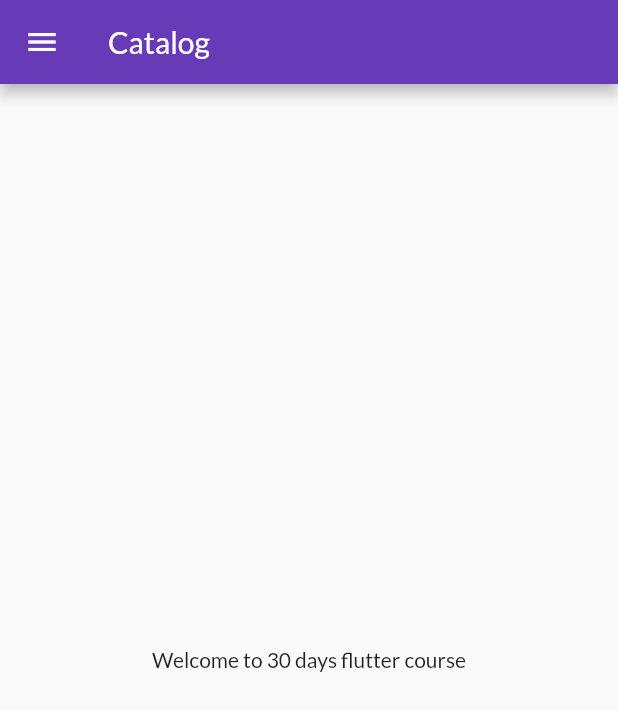
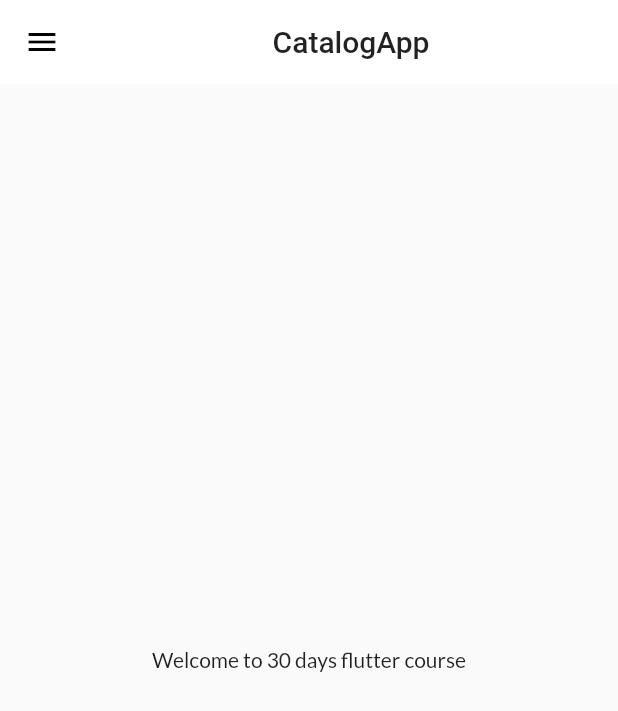
Before and after one commit to anilghimire133/catalog, a Flutter app: the screen it shows after launch, on a phone screen of 412 x 824 dp. Shown: the top 711 px of the screen. Run offline on Flutter 3.47's test engine with Material 2 defaults, Android fonts, the phone set to English and light mode, and no system bars; our stand-ins replace google_fonts.

Commit message:
theme extrated

```diff
--- a/lib/main.dart
+++ b/lib/main.dart
@@ -2,7 +2,7 @@ import 'package:flutter/material.dart';
 import 'package:flutter_catalog/pages/home_page.dart';
 import 'package:flutter_catalog/pages/login_page.dart';
 import 'package:flutter_catalog/utils/routes.dart';
-import 'package:google_fonts/google_fonts.dart';
+import 'package:flutter_catalog/widgets/themes.dart';
 
 void main() {
   runApp(MyApp());
@@ -12,16 +12,11 @@ class MyApp extends StatelessWidget {
   @override
   Widget build(BuildContext context) {
     return MaterialApp(
-      theme: ThemeData(
-        primarySwatch: Colors.deepPurple,
-        fontFamily: GoogleFonts.lato().fontFamily,
-      ),
-      debugShowCheckedModeBanner: false  ,
       themeMode: ThemeMode.light,
-      darkTheme: ThemeData(
-        brightness: Brightness.dark,
-      ),
-      initialRoute:MyRoutes.homeRoute,
+      theme: MyTheme.lightTheme(context),
+      debugShowCheckedModeBanner: false,
+      darkTheme: MyTheme.darkTheme(context),
+      initialRoute: MyRoutes.homeRoute,
       routes: {
         "/": (context) => LoginPage(),
         MyRoutes.loginRoute: (context) => LoginPage(),
--- a/lib/pages/home_page.dart
+++ b/lib/pages/home_page.dart
@@ -2,13 +2,11 @@ import 'package:flutter/material.dart';
 import 'package:flutter_catalog/widgets/drawer.dart';
 
 class HomePage extends StatelessWidget {
-  const HomePage({Key key}) : super(key: key);
-
   @override
   Widget build(BuildContext context) {
     return Scaffold(
       appBar: AppBar(
-        title: Text("Catalog"),
+        title: Center(child: Text("CatalogApp")),
       ),
       body: Center(
         child: Container(
--- /dev/null
+++ b/lib/widgets/themes.dart
@@ -0,0 +1,17 @@
+import 'package:flutter/material.dart';
+import 'package:google_fonts/google_fonts.dart';
+
+class MyTheme {
+  static ThemeData lightTheme(BuildContext context) => ThemeData(
+      primarySwatch: Colors.deepPurple,
+      fontFamily: GoogleFonts.lato().fontFamily,
+      appBarTheme: AppBarTheme(
+        color: Colors.white,
+        elevation: 0.0,
+        iconTheme: IconThemeData(color: Colors.black),
+        textTheme: Theme.of(context).textTheme,
+      ));
+  static ThemeData darkTheme(BuildContext context) => ThemeData(
+        brightness: Brightness.dark,
+      );
+}
```
